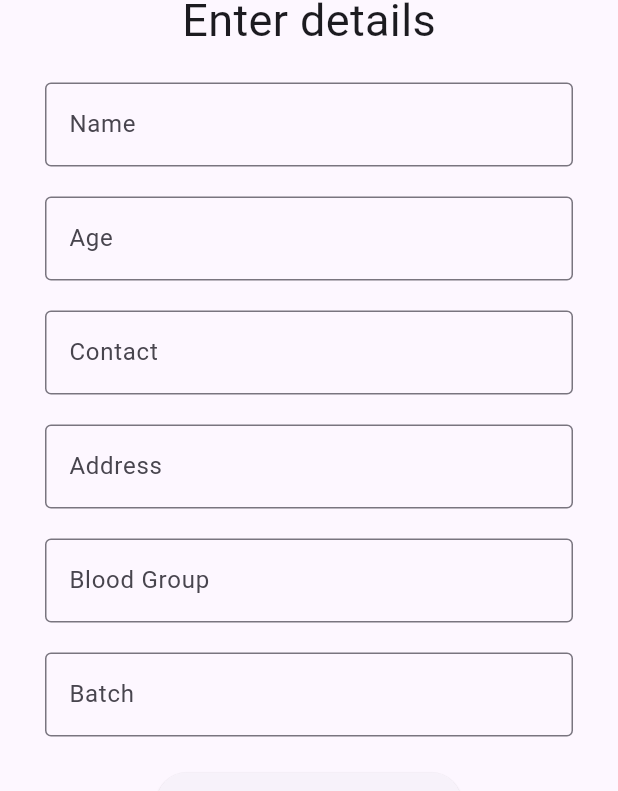
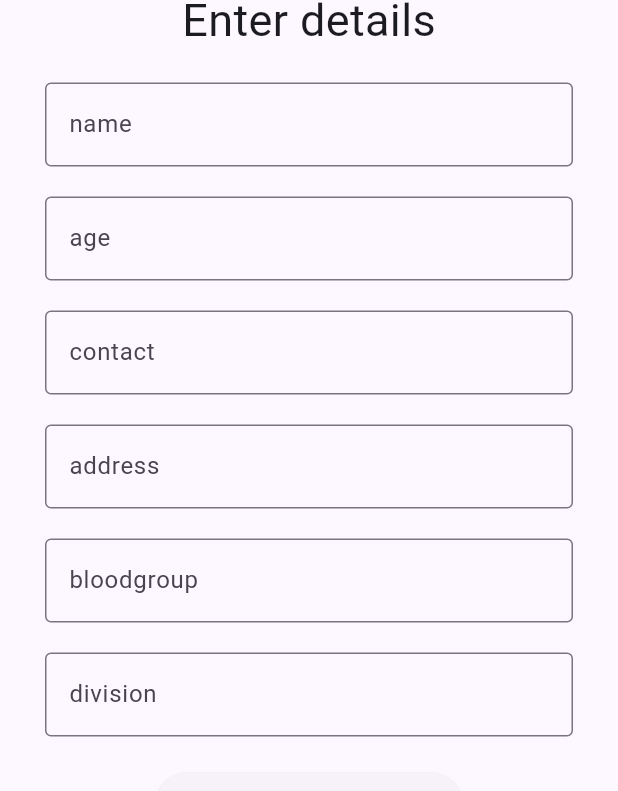
Before and after one commit to Vyshnav-Anchery/student_database, a Flutter app: the screen it shows after launch, after a tap on "Add Student", on a phone screen of 412 x 824 dp. Shown: the part 171-962 px from the top of the screen. Run offline on Flutter 3.47's test engine with Material 2 defaults, Android fonts, the phone set to English and light mode, and no system bars; our stand-ins replace flutter_bloc, flutter_image_compress, flutter_svg, google_fonts, image_picker, sqflite; accounts and stored records are empty.

Commit message:
constants added

```diff
--- a/lib/features/addstudent/bloc/add_student_event.dart
+++ b/lib/features/addstudent/bloc/add_student_event.dart
@@ -11,7 +11,7 @@ class AddClickedEvent extends AddStudentEvent {
   String number;
   int age;
   String name;
-
+  // ignore: prefer_typing_uninitialized_variables
   var image;
 
   AddClickedEvent({
--- a/lib/features/addstudent/ui/add_screen.dart
+++ b/lib/features/addstudent/ui/add_screen.dart
@@ -1,6 +1,6 @@
 import 'package:flutter/material.dart';
 import 'package:flutter_bloc/flutter_bloc.dart';
-import 'package:google_fonts/google_fonts.dart';
+import 'package:student_database/utils/constants/constants.dart';
 import 'package:student_database/utils/widgets/form.dart';
 
 import '../bloc/add_student_bloc.dart';
@@ -16,22 +16,24 @@ class AddStudentPage extends StatelessWidget {
         listener: (context, state) {
           if (state is AddStudentAddedState) {
             ScaffoldMessenger.of(context)
-                .showSnackBar(const SnackBar(content: Text('Student Added')));
+                .showSnackBar(Constants.addstudentSnackbar);
           }
         },
         bloc: addBloc,
         builder: (context, state) {
           return Scaffold(
-            appBar: AppBar(title: const Text("Add Students")),
+            appBar: AppBar(title: Constants.addAppBarTitle),
             body: SingleChildScrollView(
               child: Container(
-                margin: const EdgeInsets.only(top: 50, left: 30, right: 30),
+                margin: Constants.addStudentPadding,
                 child: Column(
                   children: [
-                    Text("Enter details",
-                        style: GoogleFonts.secularOne(
-                            textStyle: const TextStyle(fontSize: 30))),
-                    CustomFormWidget(bloc: addBloc,option: true,enabled: true),
+                    Constants.addFormTitle,
+                    CustomFormWidget(
+                      bloc: addBloc,
+                      option: true,
+                      enabled: true,
+                    ),
                   ],
                 ),
               ),
--- a/lib/features/details/bloc/details_event.dart
+++ b/lib/features/details/bloc/details_event.dart
@@ -14,6 +14,7 @@ class UpdateStudentEvent extends DetailsEvent {
   int age;
   String name;
   int index;
+  // ignore: prefer_typing_uninitialized_variables
   var image;
 
   UpdateStudentEvent({
--- a/lib/features/home/ui/home.dart
+++ b/lib/features/home/ui/home.dart
@@ -2,6 +2,7 @@ import 'package:flutter/material.dart';
 import 'package:flutter_bloc/flutter_bloc.dart';
 import 'package:student_database/features/home/bloc/home_bloc.dart';
 import 'package:student_database/features/studentlist/ui/students_screen.dart';
+import 'package:student_database/utils/constants/constants.dart';
 
 import '../../addstudent/ui/add_screen.dart';
 import 'widgets/cardmenu.dart';
@@ -34,7 +35,7 @@ class HomeScreen extends StatelessWidget {
         builder: (context, state) {
           return Scaffold(
               appBar: AppBar(),
-              drawer: const Drawer(),
+              // drawer: const Drawer(),
               body: SingleChildScrollView(
                 child: Center(
                   child: Column(
@@ -42,15 +43,15 @@ class HomeScreen extends StatelessWidget {
                     children: [
                       CardWidget(
                         homeBloc: homeBloc,
-                        path: "assets/svg/addstudent.svg",
+                        path: Constants.addCardmenuImageLogo,
                         event: HomeNavigateToAddEvent(),
-                        buttonText: "Add Student",
+                        buttonText: Constants.addStudentString,
                       ),
                       CardWidget(
                         homeBloc: homeBloc,
                         event: HomeNavigateToStudentListEvent(),
-                        path: "assets/svg/viewstudent.svg",
-                        buttonText: "View Students",
+                        path: Constants.viewCardmenuImageLogo,
+                        buttonText: Constants.viewStudentString,
                       ),
                     ],
                   ),
--- a/lib/features/home/ui/widgets/cardmenu.dart
+++ b/lib/features/home/ui/widgets/cardmenu.dart
@@ -1,6 +1,7 @@
 import 'package:flutter/material.dart';
 import 'package:flutter_svg/flutter_svg.dart';
 import 'package:student_database/features/home/bloc/home_bloc.dart';
+import 'package:student_database/utils/constants/constants.dart';
 
 class CardWidget extends StatelessWidget {
   final HomeBloc homeBloc;
@@ -17,7 +18,7 @@ class CardWidget extends StatelessWidget {
   @override
   Widget build(BuildContext context) {
     return Card(
-      margin: const EdgeInsets.only(top: 20, left: 20, right: 20),
+      margin: Constants.cardPadding,
       child: InkWell(
         highlightColor: Colors.transparent,
         splashColor: Colors.white,
@@ -29,28 +30,19 @@ class CardWidget extends StatelessWidget {
               fit: BoxFit.contain,
               height: MediaQuery.sizeOf(context).width / 1.5,
             ),
-            const SizedBox(
-              height: 20,
-            ),
-             Row(
+            Constants.heightSized,
+            Row(
               mainAxisAlignment: MainAxisAlignment.center,
               children: [
                 Text(
                   buttonText,
-                  style: const TextStyle(fontSize: 20, fontWeight: FontWeight.w300),
+                  style: Constants.cartTextStyle,
                 ),
-                const SizedBox(
-                  width: 5,
-                ),
-                const CircleAvatar(
-                  maxRadius: 10,
-                  child: Icon(Icons.arrow_forward_ios_rounded, size: 10),
-                )
+                Constants.widthtSized,
+                Constants.cardCircleAvatar
               ],
             ),
-            const SizedBox(
-              height: 20,
-            )
+            Constants.heightSized
           ],
         ),
       ),
--- /dev/null
+++ b/lib/utils/constants/constants.dart
@@ -0,0 +1,64 @@
+import 'package:flutter/material.dart';
+import 'package:google_fonts/google_fonts.dart';
+
+class Constants {
+  static MaterialAccentColor themeColor = Colors.deepPurpleAccent;
+  static String imageHeroTag = "image";
+  static Icon deleteIcon = const Icon(Icons.delete);
+  static Icon editIcon = const Icon(Icons.edit);
+  static SizedBox heightSized = const SizedBox(height: 30);
+  static SizedBox widthtSized = const SizedBox(width: 5);
+  static String idString = 'id';
+  static String nameString = 'name';
+  static String ageString = 'age';
+  static String addressString = 'address';
+  static String divisionString = 'division';
+  static String bloodString = 'bloodgroup';
+  static String contactString = 'contact';
+  static String imageString = 'image';
+  static EdgeInsets cardPadding =
+      const EdgeInsets.only(top: 20, left: 20, right: 20);
+  // ------------addscreen---------------------------
+  static Text addAppBarTitle = const Text("Add Students");
+  static Text addFormTitle = Text("Enter details",
+      style: GoogleFonts.secularOne(textStyle: const TextStyle(fontSize: 30)));
+  static SnackBar addstudentSnackbar =
+      const SnackBar(content: Text('Student Added'));
+  static EdgeInsets addStudentPadding =
+      const EdgeInsets.only(top: 50, left: 30, right: 30);
+//----------------detailsScreen-----------------------
+  static SnackBar detailstudentSnackbar =
+      const SnackBar(content: Text('Student Detail Updated'));
+  static EdgeInsets detailsPadding =
+      const EdgeInsets.only(top: 100, left: 30, right: 30);
+  static double detailsContainerHeight = 150;
+  static CircleAvatar detailsCircleAvatarBg = const CircleAvatar(
+    radius: 80,
+    backgroundColor: Colors.white,
+  );
+  // ---------cardmenu-------
+  static TextStyle cartTextStyle =
+      const TextStyle(fontSize: 20, fontWeight: FontWeight.w300);
+  static CircleAvatar cardCircleAvatar = const CircleAvatar(
+      maxRadius: 10, child: Icon(Icons.arrow_forward_ios_rounded, size: 10));
+// ----------home---------
+  static String addCardmenuImageLogo = "assets/svg/addstudent.svg";
+  static String viewCardmenuImageLogo = "assets/svg/viewstudent.svg";
+  static String addStudentString = "Add Student";
+  static String viewStudentString = "View Students";
+// -----------studentsScreen------
+  static EdgeInsets paddingStudentsScreen =
+      const EdgeInsets.only(top: 10, left: 10, right: 10);
+  static Color tiileColor = const Color.fromARGB(255, 213, 195, 244);
+  static Text studentListTitle = const Text("Student List");
+// -----------form----------
+  static Text imageButtonText = const Text("Pick Image From Gallery");
+  static String nameHint = 'Enter name';
+  static String ageHint = 'Enter age';
+  static String addressHint = 'Enter address';
+  static String divisionHint = 'Enter batch';
+  static String bloodHint = 'Enter blood group';
+  static String numberHint = 'Enter phone number';
+  static Text addButtonText = const Text("Add");
+  static Text updateButtonText = const Text("Update");
+}
--- a/lib/utils/widgets/form.dart
+++ b/lib/utils/widgets/form.dart
@@ -4,6 +4,7 @@ import 'package:flutter/material.dart';
 import 'package:flutter_image_compress/flutter_image_compress.dart';
 import 'package:image_picker/image_picker.dart';
 import 'package:student_database/features/addstudent/bloc/add_student_bloc.dart';
+import 'package:student_database/utils/constants/constants.dart';
 
 import '../../features/details/bloc/details_bloc.dart';
 
@@ -64,8 +65,9 @@ class CustomFormWidget extends StatelessWidget {
             decoration: InputDecoration(
               enabled: enabled,
               border: const OutlineInputBorder(),
-                hintText: 'Enter name',
-                label: const Text("Name")),
+              hintText: Constants.nameHint,
+              label: Text(Constants.nameString),
+            ),
             controller: nameEditingController,
           ),
           const SizedBox(height: 20),
@@ -73,8 +75,9 @@ class CustomFormWidget extends StatelessWidget {
             decoration: InputDecoration(
               enabled: enabled,
               border: const OutlineInputBorder(),
-                hintText: 'Enter age',
-                label: const Text("Age")),
+              hintText: Constants.ageHint,
+              label: Text(Constants.ageString),
+            ),
             controller: ageEditingController,
           ),
           const SizedBox(height: 20),
@@ -82,8 +85,9 @@ class CustomFormWidget extends StatelessWidget {
             decoration: InputDecoration(
               enabled: enabled,
               border: const OutlineInputBorder(),
-                hintText: 'Enter phone number',
-                label: const Text("Contact")),
+              hintText: Constants.numberHint,
+              label: Text(Constants.contactString),
+            ),
             controller: numberEditingController,
           ),
           const SizedBox(height: 20),
@@ -91,8 +95,9 @@ class CustomFormWidget extends StatelessWidget {
             decoration: InputDecoration(
               enabled: enabled,
               border: const OutlineInputBorder(),
-                hintText: 'Enter address',
-                label: const Text("Address")),
+              hintText: Constants.addressHint,
+              label: Text(Constants.addressString),
+            ),
             controller: addressEditingController,
           ),
           const SizedBox(height: 20),
@@ -100,8 +105,9 @@ class CustomFormWidget extends StatelessWidget {
             decoration: InputDecoration(
               enabled: enabled,
               border: const OutlineInputBorder(),
-                hintText: 'Enter blood group',
-                label: const Text("Blood Group")),
+              hintText: Constants.bloodHint,
+              label: Text(Constants.bloodString),
+            ),
             controller: bloodEditingController,
           ),
           const SizedBox(height: 20),
@@ -109,8 +115,9 @@ class CustomFormWidget extends StatelessWidget {
             decoration: InputDecoration(
               enabled: enabled,
               border: const OutlineInputBorder(),
-                hintText: 'Enter batch',
-                label: const Text("Batch")),
+              hintText: Constants.divisionHint,
+              label: Text(Constants.divisionString),
+            ),
             controller: stdEditingController,
           ),
           const SizedBox(height: 20),
@@ -124,7 +131,7 @@ class CustomFormWidget extends StatelessWidget {
                   quality: 85,
                 );
               },
-              child: const Text("Pick Image From Gallery")),
+              child: Constants.imageButtonText),
           const SizedBox(height: 20),
           ElevatedButton(
             onPressed: () {
@@ -151,7 +158,7 @@ class CustomFormWidget extends StatelessWidget {
                       ),
               );
             },
-            child: option ? const Text("Add") : const Text("Update"),
+            child: option ? Constants.addButtonText  : Constants.updateButtonText,
           ),
         ],
       ),
```
Also changed, not shown: lib/features/details/bloc/details_bloc.dart (+8 -7 lines), lib/features/details/ui/details.dart (+29 -31 lines), lib/features/studentlist/ui/students_screen.dart (+11 -11 lines), lib/features/studentlist/model/student_data_model.dart (deleted). Lines whose indentation alone changed are shown as unchanged.
